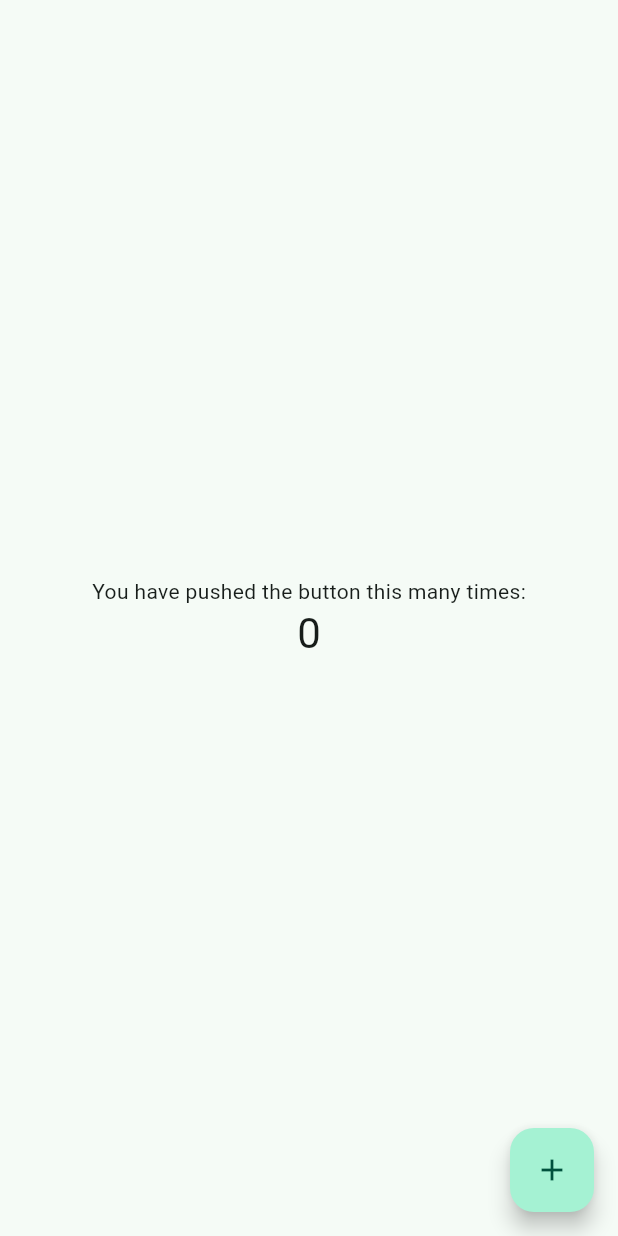
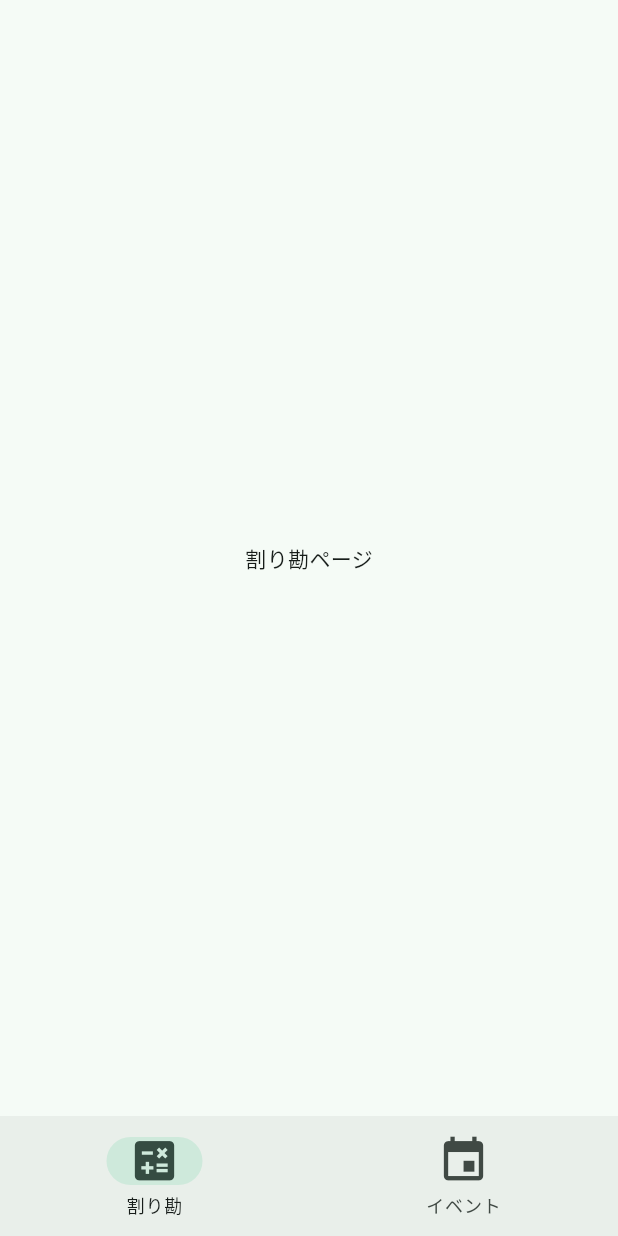
Before and after one commit to seri-kie/warikan, a Flutter app: the screen it shows after launch, on a phone screen of 412 x 824 dp. Run offline on Flutter 3.47's test engine with Material 3 defaults, Android fonts, the phone set to English and light mode, and no system bars.

Commit message:
feat:ナビゲーションバーの設置
ナビゲーションバーを設置、2画面の切り替えを実装

```diff
--- a/lib/main.dart
+++ b/lib/main.dart
@@ -1,4 +1,5 @@
 import 'package:flutter/material.dart';
+import 'package:warikan/pages/main_page.dart';
 
 void main() {
   runApp(const MyApp());
@@ -12,54 +13,10 @@ class MyApp extends StatelessWidget {
     return MaterialApp(
       title: 'Flutter Demo',
       theme: ThemeData(
-        colorScheme: ColorScheme.fromSeed(seedColor: Color(0x00E7B2)),
+        colorScheme: ColorScheme.fromSeed(seedColor: const Color(0x00196b52)),
         useMaterial3: true,
       ),
-      home: const MyHomePage(title: 'Flutter Demo Home Page'),
+      home: const MainPage(),
     );
   }
 }
-
-class MyHomePage extends StatefulWidget {
-  const MyHomePage({super.key, required this.title});
-
-  final String title;
-
-  @override
-  State<MyHomePage> createState() => _MyHomePageState();
-}
-
-class _MyHomePageState extends State<MyHomePage> {
-  int _counter = 0;
-
-  void _incrementCounter() {
-    setState(() {
-      _counter++;
-    });
-  }
-
-  @override
-  Widget build(BuildContext context) {
-    return Scaffold(
-      body: Center(
-        child: Column(
-          mainAxisAlignment: MainAxisAlignment.center,
-          children: <Widget>[
-            const Text(
-              'You have pushed the button this many times:',
-            ),
-            Text(
-              '$_counter',
-              style: Theme.of(context).textTheme.headlineMedium,
-            ),
-          ],
-        ),
-      ),
-      floatingActionButton: FloatingActionButton(
-        onPressed: _incrementCounter,
-        tooltip: 'Increment',
-        child: const Icon(Icons.add),
-      ),
-    );
-  }
-}
--- /dev/null
+++ b/lib/pages/calculate_page.dart
@@ -0,0 +1,12 @@
+import 'package:flutter/material.dart';
+
+class CalculatePage extends StatelessWidget {
+  const CalculatePage({super.key});
+
+  @override
+  Widget build(BuildContext context) {
+    return const Center(
+      child: Text('割り勘ページ'),
+    );
+  }
+}
--- /dev/null
+++ b/lib/pages/event_page.dart
@@ -0,0 +1,12 @@
+import 'package:flutter/material.dart';
+
+class EventPage extends StatelessWidget {
+  const EventPage({super.key});
+
+  @override
+  Widget build(BuildContext context) {
+    return const Center(
+      child: Text('イベントページ'),
+    );
+  }
+}
--- /dev/null
+++ b/lib/pages/main_page.dart
@@ -0,0 +1,44 @@
+import 'package:flutter/material.dart';
+import 'package:warikan/pages/calculate_page.dart';
+import 'package:warikan/pages/event_page.dart';
+
+class MainPage extends StatefulWidget {
+  const MainPage({
+    super.key,
+  });
+
+  @override
+  State<MainPage> createState() => _MyHomePageState();
+}
+
+class _MyHomePageState extends State<MainPage> {
+  int _selectedIndex = 0;
+
+  final pages = [const CalculatePage(), const EventPage()];
+
+  @override
+  Widget build(BuildContext context) {
+    return Scaffold(
+      body: pages[_selectedIndex],
+      bottomNavigationBar: NavigationBar(
+        elevation: 30,
+        selectedIndex: _selectedIndex,
+        onDestinationSelected: (value) {
+          setState(() {
+            _selectedIndex = value;
+          });
+        },
+        destinations: const [
+          NavigationDestination(
+              icon: Icon(
+                size: 35,
+                Icons.calculate,
+              ),
+              label: '割り勘'),
+          NavigationDestination(
+              icon: Icon(size: 35, Icons.event), label: 'イベント'),
+        ],
+      ),
+    );
+  }
+}
```
